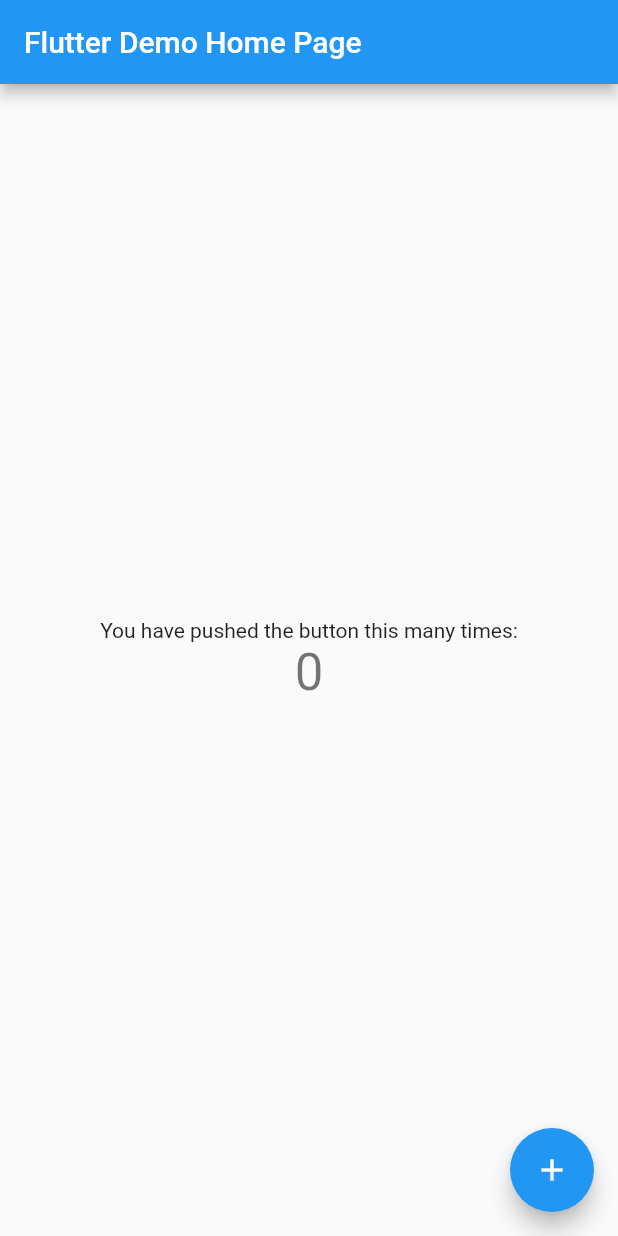
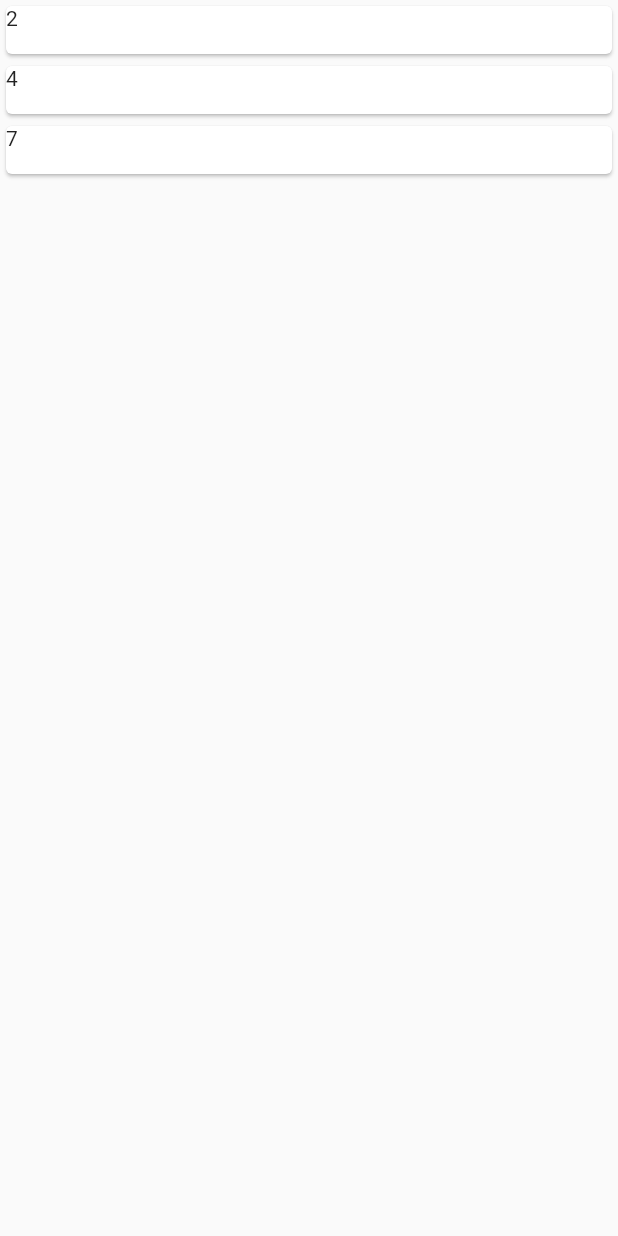
Before and after one commit to withdurrani/chair_survivor, a Flutter app: the screen it shows after launch, on a phone screen of 412 x 824 dp. Run offline on Flutter 3.47's test engine with Material 2 defaults, Android fonts, the phone set to English and light mode, and no system bars.

```diff
--- /dev/null
+++ b/lib/home_page.dart
@@ -0,0 +1,92 @@
+import 'package:chair_survivor/viewmodels/game_viewmodel.dart';
+import 'package:flutter/material.dart';
+
+class HomePage extends StatelessWidget {
+  const HomePage({Key? key}) : super(key: key);
+
+  @override
+  Widget build(BuildContext context) {
+    final gameViewModel = GameViewModel(totalSeats: 10);
+    final players = gameViewModel.notOutPlayers;
+    return Scaffold(
+      body: StreamBuilder<int>(
+        stream: gameViewModel.startGame(interval: const Duration(seconds: 1)),
+        initialData: 0,
+        builder: (context, snapshot) {
+          return snapshot.data == null
+              ? const Text('No data')
+              : _ListView(index: snapshot.data!, players: players);
+        },
+      ),
+    );
+  }
+}
+
+class _ListView extends StatefulWidget {
+  final int index;
+  const _ListView({
+    Key? key,
+    required this.index,
+    required this.players,
+  }) : super(key: key);
+
+  final List<int> players;
+
+  @override
+  State<_ListView> createState() => _ListViewState();
+}
+
+class _ListViewState extends State<_ListView> {
+  final _key = GlobalKey<AnimatedListState>();
+
+  @override
+  void didUpdateWidget(covariant _ListView oldWidget) {
+    debugPrint('widgetIndex: ${widget.index}');
+    _key.currentState!.removeItem(
+        widget.index,
+        (context, animation) => _Item(
+              item: widget.index,
+              animation: animation,
+            ));
+    super.didUpdateWidget(oldWidget);
+  }
+
+  @override
+  Widget build(BuildContext context) {
+    // debugPrint(widget.players.toString());
+    return Scaffold(
+      body: AnimatedList(
+        key: _key,
+        initialItemCount: widget.players.length,
+        itemBuilder: (context, i, animation) {
+          return _Item(item: widget.players[i], animation: animation);
+        },
+      ),
+    );
+  }
+}
+
+class _Item extends StatelessWidget {
+  const _Item({
+    Key? key,
+    required this.item,
+    required this.animation,
+  }) : super(key: key);
+
+  final int item;
+  final Animation<double> animation;
+
+  @override
+  Widget build(BuildContext context) {
+    return SlideTransition(
+      position: Tween<Offset>(
+        begin: const Offset(-1, 0),
+        end: const Offset(0, 0),
+      ).animate(animation),
+      child: SizedBox(
+        height: 40,
+        child: Card(child: Text('$item')),
+      ),
+    );
+  }
+}
--- a/lib/main.dart
+++ b/lib/main.dart
@@ -1,4 +1,6 @@
 import 'package:flutter/material.dart';
+
+import 'home_page.dart';
 
 void main() {
   runApp(const MyApp());
@@ -14,54 +16,7 @@ class MyApp extends StatelessWidget {
       theme: ThemeData(
         primarySwatch: Colors.blue,
       ),
-      home: const MyHomePage(title: 'Flutter Demo Home Page'),
+      home: const HomePage(),
     );
   }
 }
-
-class MyHomePage extends StatefulWidget {
-  const MyHomePage({Key? key, required this.title}) : super(key: key);
-
-  final String title;
-
-  @override
-  State<MyHomePage> createState() => _MyHomePageState();
-}
-
-class _MyHomePageState extends State<MyHomePage> {
-  int _counter = 0;
-
-  void _incrementCounter() {
-    setState(() {
-      _counter++;
-    });
-  }
-
-  @override
-  Widget build(BuildContext context) {
-    return Scaffold(
-      appBar: AppBar(
-        title: Text(widget.title),
-      ),
-      body: Center(
-        child: Column(
-          mainAxisAlignment: MainAxisAlignment.center,
-          children: <Widget>[
-            const Text(
-              'You have pushed the button this many times:',
-            ),
-            Text(
-              '$_counter',
-              style: Theme.of(context).textTheme.headline4,
-            ),
-          ],
-        ),
-      ),
-      floatingActionButton: FloatingActionButton(
-        onPressed: _incrementCounter,
-        tooltip: 'Increment',
-        child: const Icon(Icons.add),
-      ),
-    );
-  }
-}
--- /dev/null
+++ b/lib/viewmodels/game_viewmodel.dart
@@ -0,0 +1,39 @@
+import 'package:flutter/material.dart';
+
+class GameViewModel {
+  GameViewModel({required int totalSeats}) {
+    _players = List<int>.generate(totalSeats, (i) => i + 1);
+    _notOutPlayers = [..._players];
+  }
+  late final List<int> _players;
+  late final List<int> _notOutPlayers;
+  int _index = 0;
+  int _exitPlayer = 0;
+  int _elementIndex = 0;
+
+  List<int> get players => _players;
+  List<int> get notOutPlayers => _notOutPlayers;
+  int get exitPlayer => _exitPlayer;
+  int get remainingPlayers => _notOutPlayers.length;
+
+  Stream<int> startGame({required Duration interval}) async* {
+    while (_notOutPlayers.length > 1) {
+      await Future.delayed(interval);
+      if (_notOutPlayers.length < _exitPlayer) {
+        _exitPlayer = (_notOutPlayers.length - _elementIndex - _index).abs();
+        while (_exitPlayer >= _notOutPlayers.length) {
+          _exitPlayer = _exitPlayer - _notOutPlayers.length;
+        }
+      }
+
+      debugPrint('${_notOutPlayers[_exitPlayer]}');
+      _elementIndex =
+          _notOutPlayers.indexWhere((e) => e == _notOutPlayers[_exitPlayer]);
+      _notOutPlayers.removeAt(_exitPlayer);
+      _index++;
+      _exitPlayer += _index;
+      // yield _exitPlayer;
+      yield _elementIndex;
+    }
+  }
+}
```
